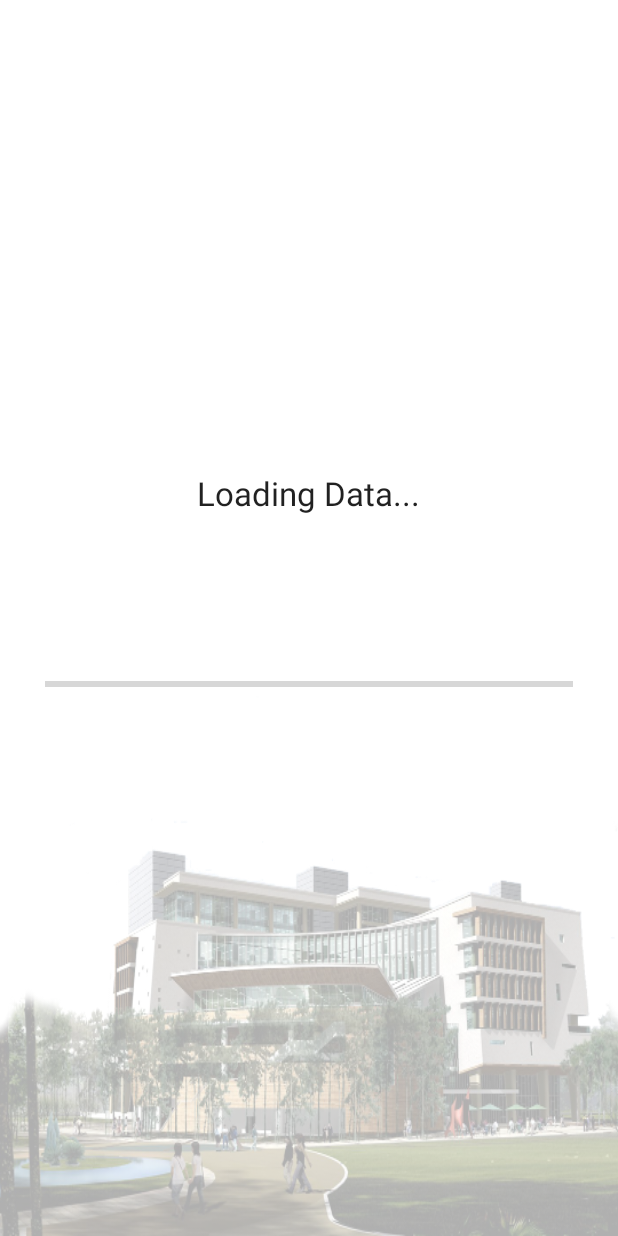
After one commit to itsmystyle/Nthu-Lib-inspection-system, an Android app: the Main_Menu_Activity screen opened directly, with no data from a screen before it, on a phone screen of 412 x 824 dp. The commit adds this screen. Run offline under Robolectric (Android 15) with nearby library versions, the phone set to English and light mode, and no system bars.

Commit message:
added testing loading progress bar

```diff
--- a/app/src/main/AndroidManifest.xml
+++ b/app/src/main/AndroidManifest.xml
@@ -15,6 +15,7 @@
                 <category android:name="android.intent.category.LAUNCHER" />
             </intent-filter>
         </activity>
+        <activity android:name=".Main_Menu_Activity"></activity>
     </application>
 
 </manifest>
--- /dev/null
+++ b/app/src/main/java/com/nthu/softwarestudio/app/nthulibraryinspectionsystem/Main_Menu_Activity.java
@@ -0,0 +1,56 @@
+package com.nthu.softwarestudio.app.nthulibraryinspectionsystem;
+
+import android.os.AsyncTask;
+import android.support.v7.app.AppCompatActivity;
+import android.os.Bundle;
+import android.widget.ProgressBar;
+
+public class Main_Menu_Activity extends AppCompatActivity {
+
+    ProgressBar progressBar;
+    private int progress =0;
+
+    @Override
+    protected void onCreate(Bundle savedInstanceState) {
+        super.onCreate(savedInstanceState);
+        setContentView(R.layout.activity_main_menu);
+
+        progressBar = (ProgressBar) findViewById(R.id.loading_data_progressbar);
+
+        progressBar.setMax(100);
+        progressBar.setProgress(progress);
+
+        testProgressBar testProgressBar = new testProgressBar();
+        testProgressBar.execute(progress);
+    }
+
+    class testProgressBar extends AsyncTask<Integer, Integer, Void>{
+
+        @Override
+        protected Void doInBackground(Integer... Progress) {
+            int progress = Progress[0];
+
+            while(progress < 100){
+                progress += 10;
+
+                try {
+                    publishProgress(progress);
+                    Thread.sleep(1000);
+                } catch (InterruptedException e) {
+                    e.printStackTrace();
+                }
+            }
+            return null;
+        }
+
+        @Override
+        protected void onProgressUpdate(Integer... values) {
+            super.onProgressUpdate(values);
+            progressBar.setProgress(values[0]);
+        }
+        @Override
+        protected void onPostExecute(Void aVoid) {
+            super.onPostExecute(aVoid);
+        }
+    }
+}
--- a/app/src/main/java/com/nthu/softwarestudio/app/nthulibraryinspectionsystem/Splash_Login_Activity.java
+++ b/app/src/main/java/com/nthu/softwarestudio/app/nthulibraryinspectionsystem/Splash_Login_Activity.java
@@ -1,7 +1,9 @@
 package com.nthu.softwarestudio.app.nthulibraryinspectionsystem;
 
+import android.content.Intent;
 import android.support.v7.app.AppCompatActivity;
 import android.os.Bundle;
+import android.view.View;
 import android.widget.Button;
 import android.widget.EditText;
 
@@ -19,5 +21,13 @@ public class Splash_Login_Activity extends AppCompatActivity {
         userName = (EditText) findViewById(R.id.username_input);
         userPass = (EditText) findViewById(R.id.password_input);
         signIn = (Button) findViewById(R.id.Splash_SignIn);
+
+        signIn.setOnClickListener(new View.OnClickListener() {
+            @Override
+            public void onClick(View v) {
+                Intent intent = new Intent(getApplicationContext(), Main_Menu_Activity.class);
+                startActivity(intent);
+            }
+        });
     }
 }
--- /dev/null
+++ b/app/src/main/res/layout/activity_main_menu.xml
@@ -0,0 +1,53 @@
+<?xml version="1.0" encoding="utf-8"?>
+<LinearLayout xmlns:android="http://schemas.android.com/apk/res/android"
+    xmlns:tools="http://schemas.android.com/tools"
+    android:layout_width="match_parent"
+    android:layout_height="match_parent"
+    tools:context="com.nthu.softwarestudio.app.nthulibraryinspectionsystem.Main_Menu_Activity"
+    android:orientation="vertical"
+    android:background="@color/white">
+
+    <FrameLayout
+        android:layout_width="match_parent"
+        android:layout_height="wrap_content"
+        android:layout_weight="3">
+
+        <TextView
+            android:layout_width="wrap_content"
+            android:layout_height="wrap_content"
+            android:textAppearance="?android:attr/textAppearanceLarge"
+            android:text="Loading Data..."
+            android:id="@+id/textView"
+            android:layout_gravity="bottom|center_horizontal" />
+    </FrameLayout>
+
+    <FrameLayout
+        android:layout_width="match_parent"
+        android:layout_height="wrap_content"
+        android:layout_weight="1">
+
+        <ProgressBar
+            style="@style/Widget.AppCompat.ProgressBar.Horizontal"
+            android:layout_width="match_parent"
+            android:layout_height="wrap_content"
+            android:id="@+id/loading_data_progressbar"
+            android:layout_gravity="bottom|center_horizontal"
+            android:max="100"
+            android:layout_marginRight="30dp"
+            android:layout_marginLeft="30dp" />
+    </FrameLayout>
+
+    <FrameLayout
+        android:layout_width="match_parent"
+        android:layout_height="wrap_content"
+        android:layout_weight="1">
+
+        <ImageView
+            android:layout_width="match_parent"
+            android:layout_height="match_parent"
+            android:id="@+id/loading_data_background"
+            android:layout_gravity="bottom|center_horizontal"
+            android:background="@drawable/background" />
+    </FrameLayout>
+
+</LinearLayout>
```
